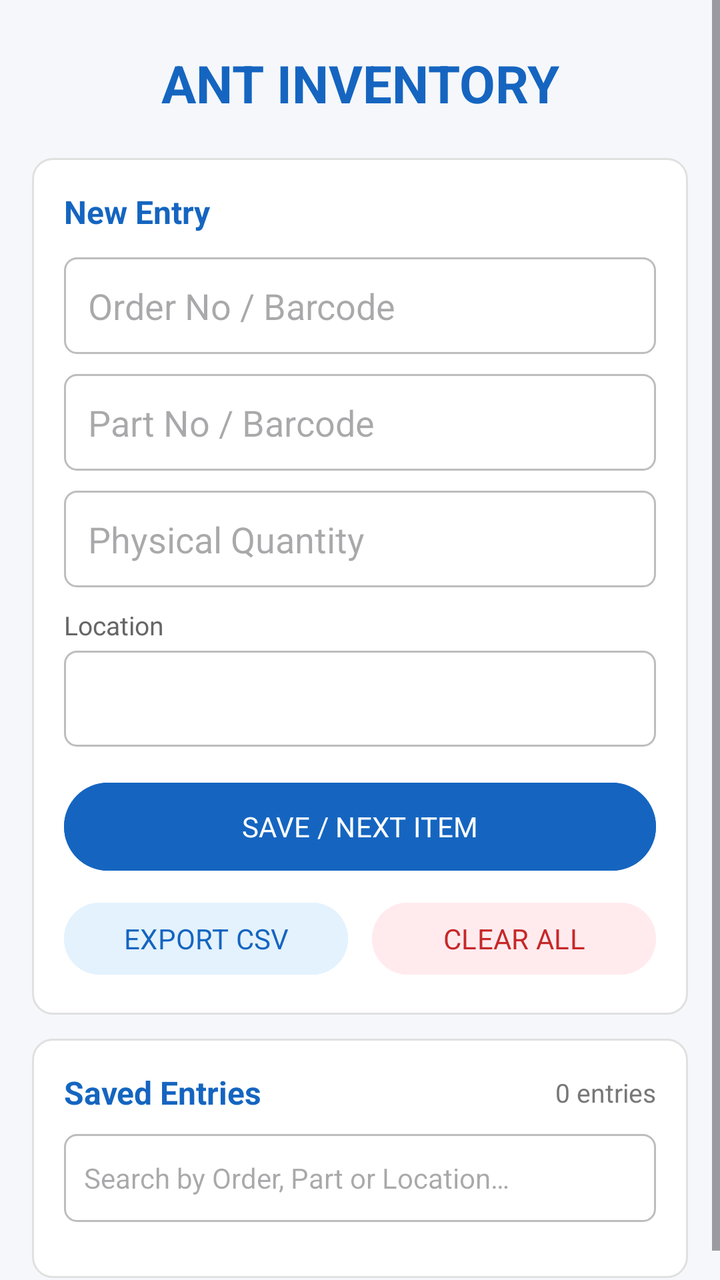
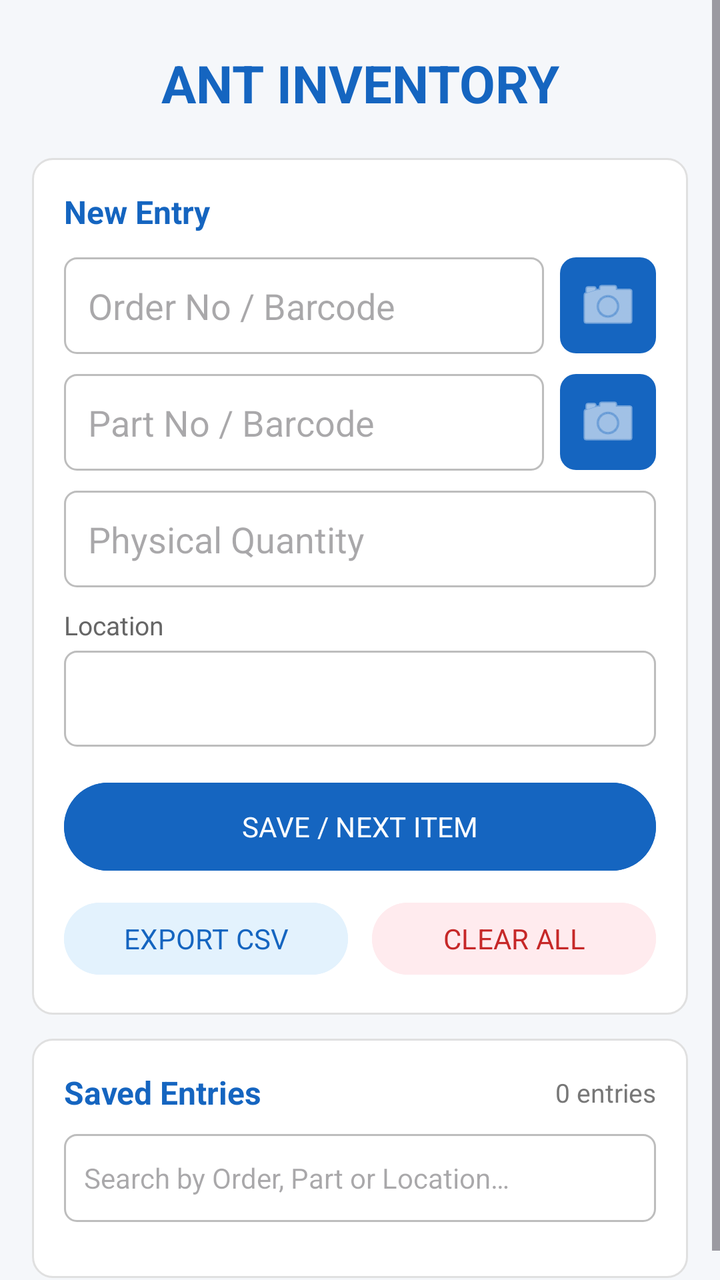

Compare the two renders of this Android layout. The source of the first and the diff that turns it into the second are given below.
<!-- AndroidManifest.xml: application theme Theme.ANTInventory -->
<!-- res/layout/activity_main.xml -->
<?xml version="1.0" encoding="utf-8"?>
<ScrollView xmlns:android="http://schemas.android.com/apk/res/android"
    android:layout_width="match_parent"
    android:layout_height="match_parent"
    android:background="#F5F7FA"
    android:fillViewport="true">

    <LinearLayout
        android:layout_width="match_parent"
        android:layout_height="wrap_content"
        android:orientation="vertical"
        android:padding="16dp">

        
        <TextView
            android:layout_width="match_parent"
            android:layout_height="wrap_content"
            android:text="ANT INVENTORY"
            android:textSize="26sp"
            android:textStyle="bold"
            android:textColor="#1565C0"
            android:gravity="center"
            android:paddingTop="8dp"
            android:paddingBottom="20dp" />

        
        <LinearLayout
            android:layout_width="match_parent"
            android:layout_height="wrap_content"
            android:orientation="vertical"
            android:background="@drawable/card_background"
            android:padding="16dp"
            android:layout_marginBottom="12dp">

            <TextView
                android:layout_width="match_parent"
                android:layout_height="wrap_content"
                android:text="New Entry"
                android:textSize="16sp"
                android:textStyle="bold"
                android:textColor="#1565C0"
                android:paddingBottom="12dp" />

            <EditText
                android:id="@+id/etOrder"
                android:layout_width="match_parent"
                android:layout_height="wrap_content"
                android:hint="Order No / Barcode"
                android:inputType="text"
                android:singleLine="true"
                android:layout_marginBottom="10dp"
                android:background="@drawable/field_background"
                android:padding="12dp" />

            <EditText
                android:id="@+id/etPart"
                android:layout_width="match_parent"
                android:layout_height="wrap_content"
                android:hint="Part No / Barcode"
                android:inputType="text"
                android:singleLine="true"
                android:layout_marginBottom="10dp"
                android:background="@drawable/field_background"
                android:padding="12dp" />

            <EditText
                android:id="@+id/etQty"
                android:layout_width="match_parent"
                android:layout_height="wrap_content"
                android:hint="Physical Quantity"
                android:inputType="number"
                android:singleLine="true"
                android:layout_marginBottom="10dp"
                android:background="@drawable/field_background"
                android:padding="12dp" />

            <TextView
                android:layout_width="match_parent"
                android:layout_height="wrap_content"
                android:text="Location"
                android:textSize="13sp"
                android:textColor="#666666"
                android:paddingBottom="4dp" />

            <Spinner
                android:id="@+id/spinnerLocation"
                android:layout_width="match_parent"
                android:layout_height="48dp"
                android:layout_marginBottom="14dp"
                android:background="@drawable/field_background"
                android:padding="8dp" />

            
            <Button
                android:id="@+id/btnSave"
                android:layout_width="match_parent"
                android:layout_height="52dp"
                android:text="SAVE / NEXT ITEM"
                android:textColor="#FFFFFF"
                android:backgroundTint="#1565C0"
                android:layout_marginBottom="8dp" />

            
            <LinearLayout
                android:layout_width="match_parent"
                android:layout_height="wrap_content"
                android:orientation="horizontal">

                <Button
                    android:id="@+id/btnExport"
                    android:layout_width="0dp"
                    android:layout_height="44dp"
                    android:layout_weight="1"
                    android:text="EXPORT CSV"
                    android:textColor="#1565C0"
                    android:backgroundTint="#E3F2FD"
                    android:layout_marginEnd="6dp" />

                <Button
                    android:id="@+id/btnClearAll"
                    android:layout_width="0dp"
                    android:layout_height="44dp"
                    android:layout_weight="1"
                    android:text="CLEAR ALL"
                    android:textColor="#C62828"
                    android:backgroundTint="#FFEBEE"
                    android:layout_marginStart="6dp" />

            </LinearLayout>
        </LinearLayout>

        
        <LinearLayout
            android:layout_width="match_parent"
            android:layout_height="wrap_content"
            android:orientation="vertical"
            android:background="@drawable/card_background"
            android:padding="16dp">

            
            <LinearLayout
                android:layout_width="match_parent"
                android:layout_height="wrap_content"
                android:orientation="horizontal"
                android:gravity="center_vertical"
                android:paddingBottom="10dp">

                <TextView
                    android:layout_width="0dp"
                    android:layout_height="wrap_content"
                    android:layout_weight="1"
                    android:text="Saved Entries"
                    android:textSize="16sp"
                    android:textStyle="bold"
                    android:textColor="#1565C0" />

                <TextView
                    android:id="@+id/tvEntryCount"
                    android:layout_width="wrap_content"
                    android:layout_height="wrap_content"
                    android:text="0 entries"
                    android:textSize="13sp"
                    android:textColor="#777777" />
            </LinearLayout>

            
            <EditText
                android:id="@+id/etSearch"
                android:layout_width="match_parent"
                android:layout_height="44dp"
                android:hint="Search by Order, Part or Location…"
                android:inputType="text"
                android:singleLine="true"
                android:layout_marginBottom="12dp"
                android:background="@drawable/field_background"
                android:padding="10dp"
                android:textSize="14sp" />

            
            <TextView
                android:id="@+id/tvEmpty"
                android:layout_width="match_parent"
                android:layout_height="wrap_content"
                android:text="No entries yet. Fill the form above and tap SAVE."
                android:textColor="#999999"
                android:gravity="center"
                android:paddingTop="24dp"
                android:paddingBottom="24dp"
                android:visibility="gone" />

            
            <LinearLayout
                android:id="@+id/listContainer"
                android:layout_width="match_parent"
                android:layout_height="wrap_content"
                android:orientation="vertical" />

        </LinearLayout>

    </LinearLayout>
</ScrollView>
<!-- resources referenced by this layout -->
<resources>
  <!-- drawable card_background (drawable) -->
  <?xml version="1.0" encoding="utf-8"?>
  <shape xmlns:android="http://schemas.android.com/apk/res/android">
      <solid android:color="#FFFFFF" />
      <corners android:radius="10dp" />
      <stroke android:width="1dp" android:color="#E0E0E0" />
  </shape>
  <!-- drawable field_background (drawable) -->
  <?xml version="1.0" encoding="utf-8"?>
  <shape xmlns:android="http://schemas.android.com/apk/res/android">
      <solid android:color="#FFFFFF" />
      <corners android:radius="6dp" />
      <stroke android:width="1dp" android:color="#BDBDBD" />
  </shape>
  <style name="Theme.ANTInventory" parent="Theme.Material3.DayNight.NoActionBar">
          <item name="android:fontFamily">sans-serif</item>
          <item name="colorPrimary">#1565C0</item>
          <item name="colorPrimaryVariant">#003C8F</item>
          <item name="colorOnPrimary">#FFFFFF</item>
          <item name="android:windowBackground">#F5F7FA</item>
          <item name="android:statusBarColor">#1565C0</item>
      </style>
</resources>

<!-- the commit's change to res/layout/activity_main.xml (unified diff, before → after) -->
@@ -41,28 +41,69 @@
                 android:textColor="#1565C0"
                 android:paddingBottom="12dp" />
 
-            <EditText
-                android:id="@+id/etOrder"
-                android:layout_width="match_parent"
-                android:layout_height="wrap_content"
-                android:hint="Order No / Barcode"
-                android:inputType="text"
-                android:singleLine="true"
+            
+            <LinearLayout
+                android:layout_width="match_parent"
+                android:layout_height="wrap_content"
+                android:orientation="horizontal"
                 android:layout_marginBottom="10dp"
-                android:background="@drawable/field_background"
-                android:padding="12dp" />
-
-            <EditText
-                android:id="@+id/etPart"
-                android:layout_width="match_parent"
-                android:layout_height="wrap_content"
-                android:hint="Part No / Barcode"
-                android:inputType="text"
-                android:singleLine="true"
+                android:gravity="center_vertical">
+
+                <EditText
+                    android:id="@+id/etOrder"
+                    android:layout_width="0dp"
+                    android:layout_height="wrap_content"
+                    android:layout_weight="1"
+                    android:hint="Order No / Barcode"
+                    android:inputType="text"
+                    android:singleLine="true"
+                    android:background="@drawable/field_background"
+                    android:padding="12dp" />
+
+                <ImageButton
+                    android:id="@+id/btnScanOrder"
+                    android:layout_width="48dp"
+                    android:layout_height="48dp"
+                    android:layout_marginStart="8dp"
+                    android:src="@android:drawable/ic_menu_camera"
+                    android:background="@drawable/scan_button_background"
+                    android:tint="#FFFFFF"
+                    android:contentDescription="Scan Order barcode" />
+
+            </LinearLayout>
+
+            
+            <LinearLayout
+                android:layout_width="match_parent"
+                android:layout_height="wrap_content"
+                android:orientation="horizontal"
                 android:layout_marginBottom="10dp"
-                android:background="@drawable/field_background"
-                android:padding="12dp" />
-
+                android:gravity="center_vertical">
+
+                <EditText
+                    android:id="@+id/etPart"
+                    android:layout_width="0dp"
+                    android:layout_height="wrap_content"
+                    android:layout_weight="1"
+                    android:hint="Part No / Barcode"
+                    android:inputType="text"
+                    android:singleLine="true"
+                    android:background="@drawable/field_background"
+                    android:padding="12dp" />
+
+                <ImageButton
+                    android:id="@+id/btnScanPart"
+                    android:layout_width="48dp"
+                    android:layout_height="48dp"
+                    android:layout_marginStart="8dp"
+                    android:src="@android:drawable/ic_menu_camera"
+                    android:background="@drawable/scan_button_background"
+                    android:tint="#FFFFFF"
+                    android:contentDescription="Scan Part barcode" />
+
+            </LinearLayout>
+
+            
             <EditText
                 android:id="@+id/etQty"
                 android:layout_width="match_parent"
@@ -90,7 +131,6 @@
                 android:background="@drawable/field_background"
                 android:padding="8dp" />
 
-            
             <Button
                 android:id="@+id/btnSave"
                 android:layout_width="match_parent"
@@ -100,7 +140,6 @@
                 android:backgroundTint="#1565C0"
                 android:layout_marginBottom="8dp" />
 
-            
             <LinearLayout
                 android:layout_width="match_parent"
                 android:layout_height="wrap_content"
@@ -137,7 +176,6 @@
             android:background="@drawable/card_background"
             android:padding="16dp">
 
-            
             <LinearLayout
                 android:layout_width="match_parent"
                 android:layout_height="wrap_content"
@@ -161,9 +199,9 @@
                     android:text="0 entries"
                     android:textSize="13sp"
                     android:textColor="#777777" />
-            </LinearLayout>
-
-            
+
+            </LinearLayout>
+
             <EditText
                 android:id="@+id/etSearch"
                 android:layout_width="match_parent"
@@ -176,7 +214,6 @@
                 android:padding="10dp"
                 android:textSize="14sp" />
 
-            
             <TextView
                 android:id="@+id/tvEmpty"
                 android:layout_width="match_parent"
@@ -188,7 +225,6 @@
                 android:paddingBottom="24dp"
                 android:visibility="gone" />
 
-            
             <LinearLayout
                 android:id="@+id/listContainer"
                 android:layout_width="match_parent"
<!-- resource entries referenced after the edit -->
@@ -14,6 +14,12 @@
       <corners android:radius="6dp" />
       <stroke android:width="1dp" android:color="#BDBDBD" />
   </shape>
+  <!-- drawable scan_button_background (drawable) -->
+  <?xml version="1.0" encoding="utf-8"?>
+  <shape xmlns:android="http://schemas.android.com/apk/res/android" android:shape="rectangle">
+      <solid android:color="#1565C0" />
+      <corners android:radius="8dp" />
+  </shape>
   <style name="Theme.ANTInventory" parent="Theme.Material3.DayNight.NoActionBar">
           <item name="android:fontFamily">sans-serif</item>
           <item name="colorPrimary">#1565C0</item>
